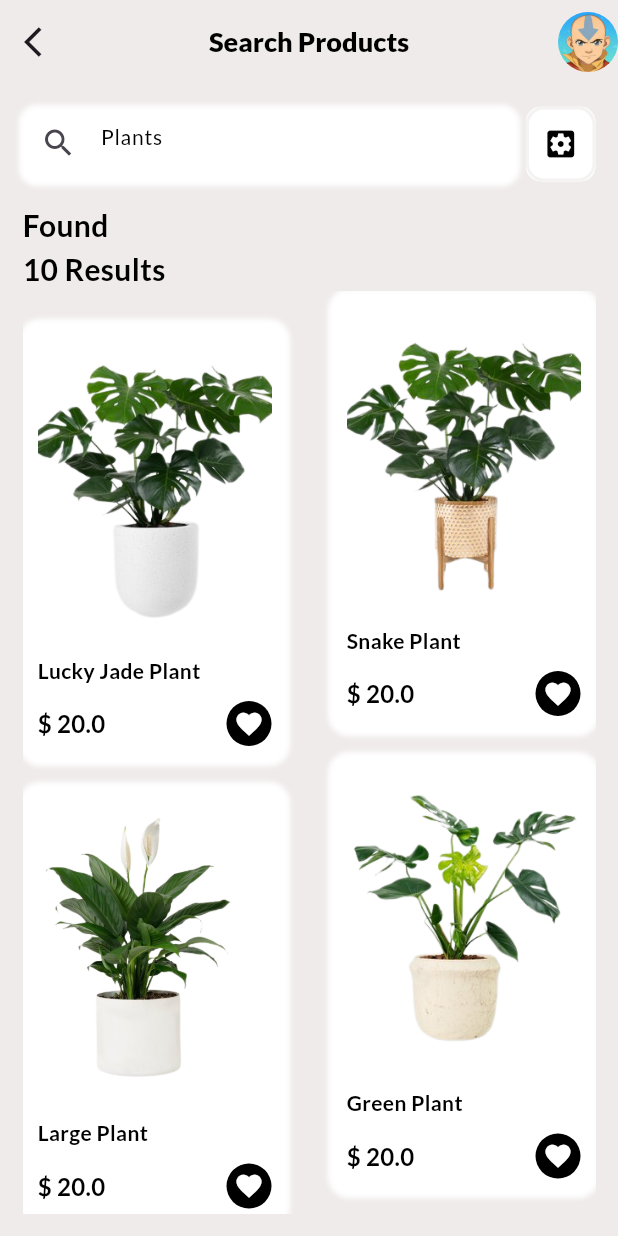
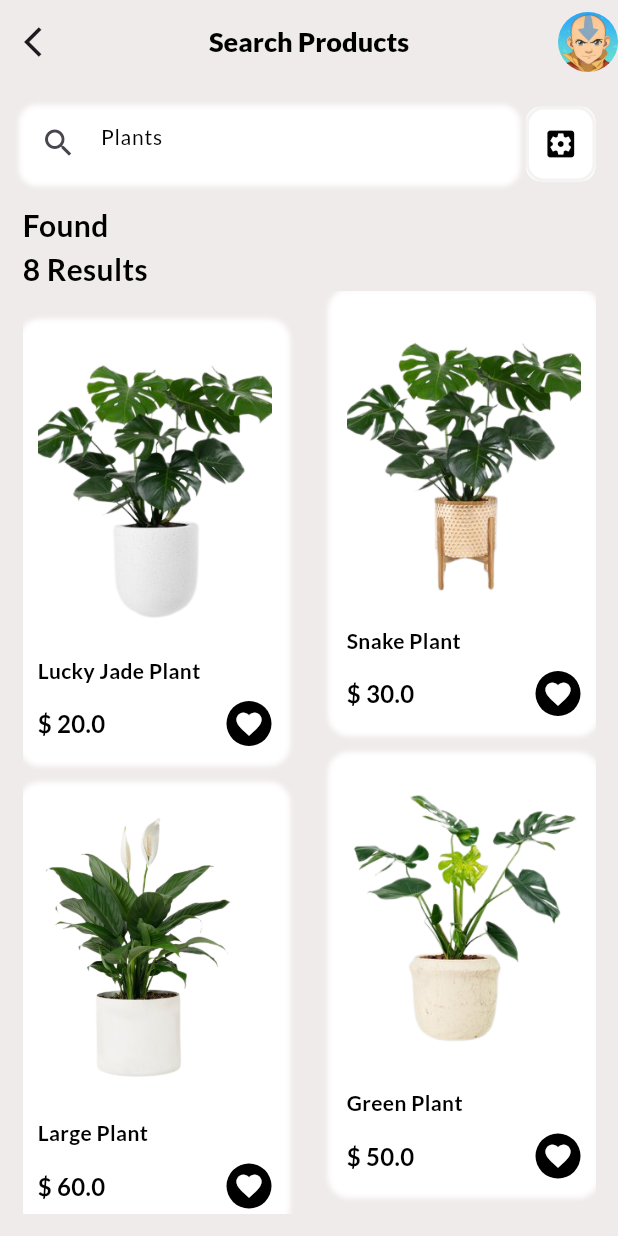
Before and after one commit to Lenien1999/PlantApp, a Flutter app: the screen it shows after launch, after a tap on the "arrow forward" icon, on a phone screen of 412 x 824 dp. Run offline on Flutter 3.47's test engine with Material 2 defaults, Android fonts, the phone set to English and light mode, and no system bars; our stand-ins replace google_fonts, hive, hive_flutter; accounts and stored records are empty.

Commit message:
first commit

```diff
--- a/lib/main.dart
+++ b/lib/main.dart
@@ -1,11 +1,17 @@
 import 'package:flutter/material.dart';
+
 import 'package:plantapp/pages/splashscreen.dart';
 import 'package:provider/provider.dart';
-
+import 'package:hive_flutter/hive_flutter.dart';
+import 'package:hive_flutter/adapters.dart';
 import 'controller/plantcontroller.dart';
+import 'model/plantmodel.dart';
 
 void main() async {
   WidgetsFlutterBinding.ensureInitialized();
+  await Hive.initFlutter();
+  Hive.registerAdapter(PlantsAdapter());
+
   runApp(
     MultiProvider(
       providers: [
--- a/lib/model/plantmodel.dart
+++ b/lib/model/plantmodel.dart
@@ -1,14 +1,30 @@
+import 'package:hive/hive.dart';
+
+part 'plantmodel.g.dart';
+
+@HiveType(typeId: 0)
 class Plants {
+  @HiveField(0)
   int id;
+  @HiveField(1)
   String name;
+  @HiveField(2)
   String description;
+  @HiveField(3)
   String images;
+  @HiveField(4)
   double price;
+  @HiveField(5)
   bool favorite;
+  @HiveField(6)
   String pot;
+  @HiveField(7)
   String temperature;
+  @HiveField(8)
   String height;
+  @HiveField(9)
   int quantity;
+  @HiveField(10)
   double totalPrice;
 
   Plants({
@@ -48,7 +64,7 @@ List<Plants> plantsList = [
       height: '10cm to 20cm',
       pot: 'Ceramic',
       temperature: '25-30',
-      price: 20,
+      price: 30,
       id: 2),
   Plants(
       temperature: '20-22',
@@ -58,7 +74,7 @@ List<Plants> plantsList = [
       images: 'assets/images/plant3.png',
       height: '30cm to 50cm',
       pot: 'Pot',
-      price: 20,
+      price: 60,
       id: 3),
   Plants(
       temperature: '23-30',
@@ -68,7 +84,7 @@ List<Plants> plantsList = [
       images: 'assets/images/plant4.png',
       height: '30cm to 50cm',
       pot: 'Pot',
-      price: 20,
+      price: 50,
       id: 4),
   Plants(
       temperature: '15-20',
@@ -78,7 +94,7 @@ List<Plants> plantsList = [
       images: 'assets/images/plant5.png',
       height: '30cm to 50cm',
       pot: 'Ceramic',
-      price: 20,
+      price: 90,
       id: 5),
   Plants(
       temperature: '25-30',
--- a/lib/pages/homepage.dart
+++ b/lib/pages/homepage.dart
@@ -138,7 +138,7 @@ class _HomepageState extends State<Homepage> {
               height: 15,
             ),
             Text(
-              'Found \n10 Results',
+              'Found \n${displayNewPlanList.length} Results',
               style:
                   appstyle(color: Colors.black, size: 20, ff: FontWeight.bold),
             ),
--- a/lib/pages/plantdetails.dart
+++ b/lib/pages/plantdetails.dart
@@ -35,7 +35,7 @@ class PlantDetails extends StatelessWidget {
                       }));
                     },
                     icon: Badge(
-                        label: Text(value.cartItem.length.toString()),
+                        label: Text(value.cartBox.length.toString()),
                         child: const Icon(Icons.shopping_cart_outlined)))
               ],
             ),
--- a/pubspec.yaml
+++ b/pubspec.yaml
@@ -41,6 +41,7 @@ dependencies:
   badges: ^3.1.1
   hive: ^2.2.3
   hive_flutter: ^1.1.0
+  path_provider:
 
 
 dev_dependencies:
```
Also changed, not shown: lib/controller/plantcontroller.dart (+38 -14 lines), lib/pages/cartpage.dart (+4 -4 lines), lib/model/plantmodel.g.dart (added), pubspec.lock.
